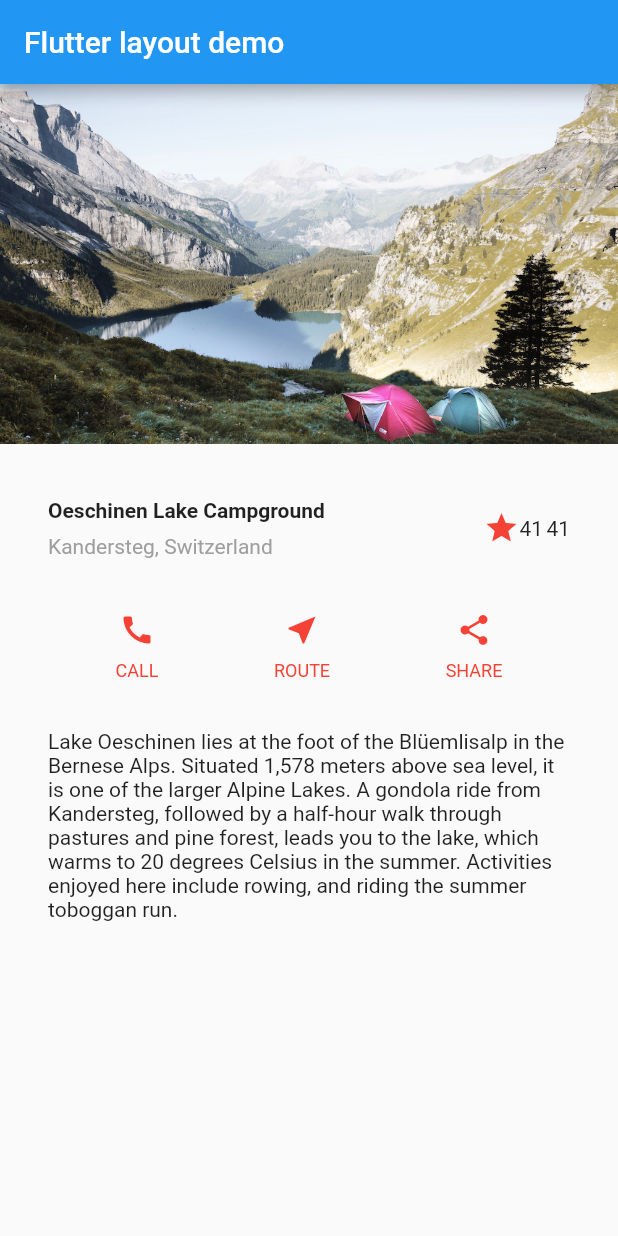
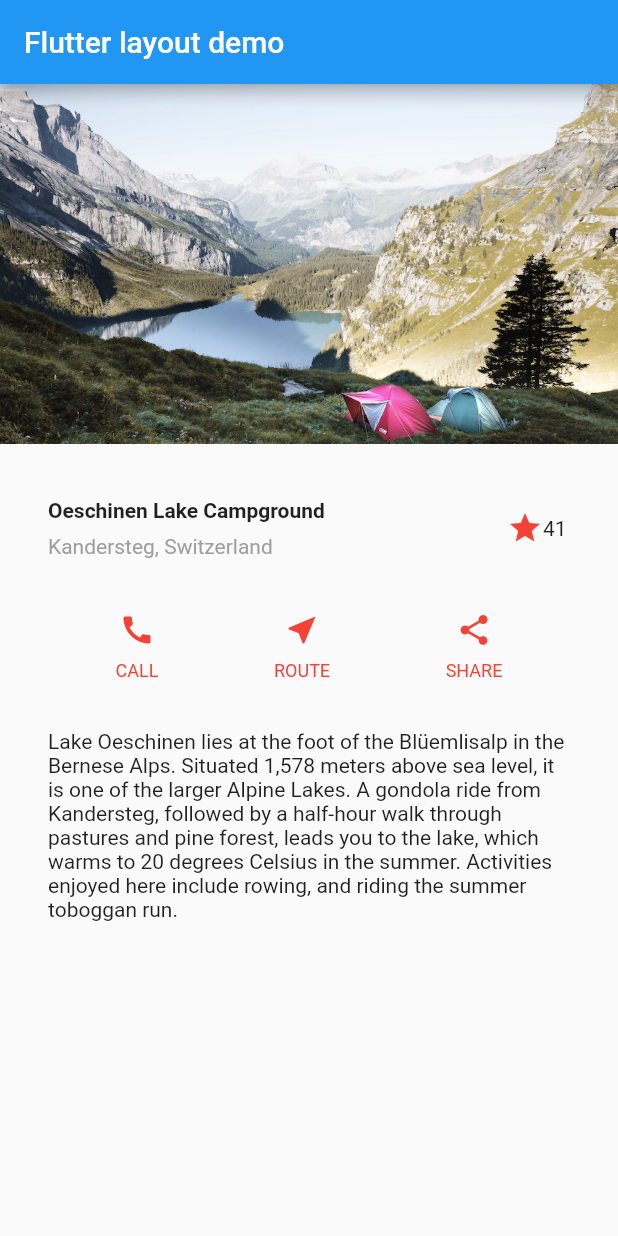
Before and after one commit to Lee-Yoonjoo/buildinglayoutstutorials, a Flutter app: the screen it shows after launch, on a phone screen of 412 x 824 dp. Run offline on Flutter 3.47's test engine with Material 2 defaults, Android fonts, the phone set to English and light mode, and no system bars.

Commit message:
Adding Interactivity

```diff
--- a/lib/main.dart
+++ b/lib/main.dart
@@ -76,7 +76,7 @@ Widget titleSection = Container(
 
     //Icon has Function
       const FavoriteWidget(),
-      const Text('41'),
+
     ],
   ),
 );
```
